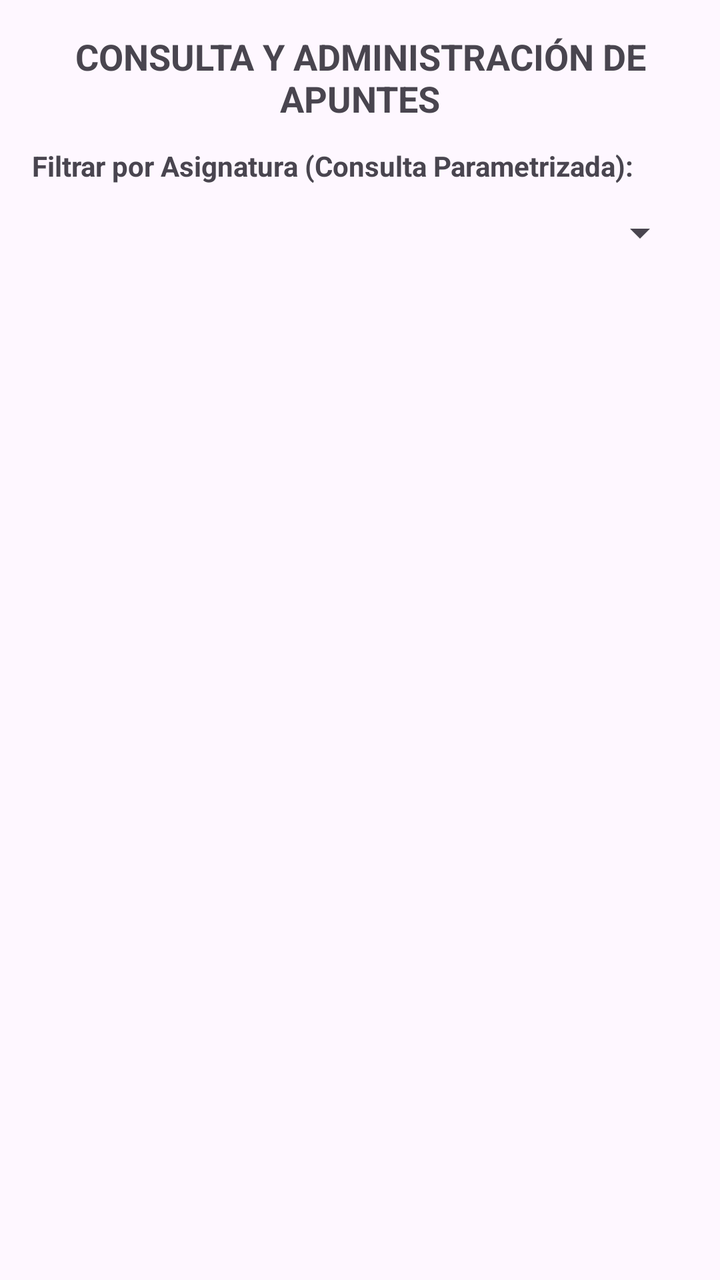
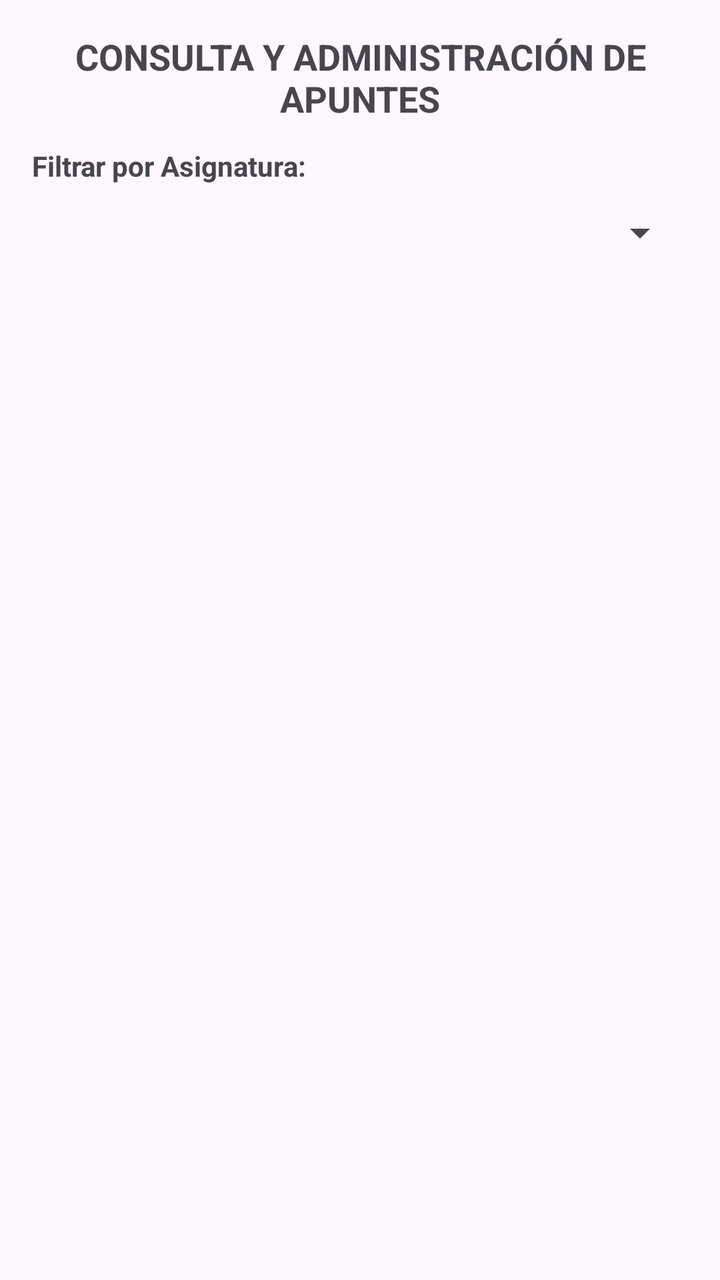

Compare the two renders of this Android layout. The source of the first and the diff that turns it into the second are given below.
<!-- AndroidManifest.xml: application theme Theme.Exa1Par0212 -->
<!-- res/layout/activity_apuntes.xml -->
<?xml version="1.0" encoding="utf-8"?>
<LinearLayout xmlns:android="http://schemas.android.com/apk/res/android"
    xmlns:tools="http://schemas.android.com/tools"
    android:layout_width="match_parent"
    android:layout_height="match_parent"
    android:orientation="vertical"
    android:padding="16dp"
    tools:context=".view.ApuntesActivity">

    <TextView
        android:layout_width="match_parent"
        android:layout_height="wrap_content"
        android:gravity="center"
        android:text="CONSULTA Y ADMINISTRACIÓN DE APUNTES"
        android:textSize="18sp"
        android:textStyle="bold"
        android:layout_marginBottom="12dp" />

    <TextView
        android:layout_width="match_parent"
        android:layout_height="wrap_content"
        android:text="Filtrar por Asignatura (Consulta Parametrizada):"
        android:textStyle="bold" />

    <Spinner
        android:id="@+id/spinnerFiltroAsignatura"
        android:layout_width="match_parent"
        android:layout_height="48dp"
        android:layout_marginBottom="12dp" />

    <ListView
        android:id="@+id/listViewApuntes"
        android:layout_width="match_parent"
        android:layout_height="0dp"
        android:layout_weight="1" />

</LinearLayout>
<!-- resources referenced by this layout -->
<resources>
  <style name="Theme.Exa1Par0212" parent="Base.Theme.Exa1Par0212" />
  <style name="Base.Theme.Exa1Par0212" parent="Theme.Material3.DayNight.NoActionBar">
          
          
      </style>
</resources>

<!-- the commit's change to res/layout/activity_apuntes.xml (unified diff, before → after) -->
@@ -19,7 +19,7 @@
     <TextView
         android:layout_width="match_parent"
         android:layout_height="wrap_content"
-        android:text="Filtrar por Asignatura (Consulta Parametrizada):"
+        android:text="Filtrar por Asignatura:"
         android:textStyle="bold" />
 
     <Spinner
